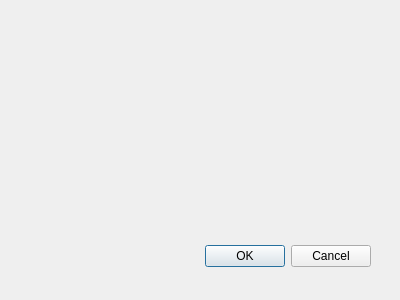
First picture: the form in src/ui/distributionwindow.ui, repository Karenina-na/Sorting, before the edit.
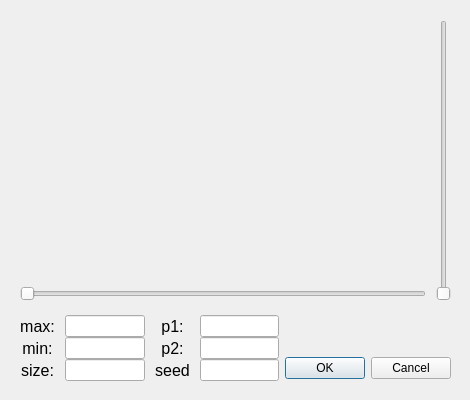
Second picture: the form after the edit.

Commit message: Realize data interaction between the parent and child windows for data probability distribution generation in Qt.

The edit to the form file:
```diff
--- a/src/ui/distributionwindow.ui
+++ b/src/ui/distributionwindow.ui
@@ -6,28 +6,260 @@
    <rect>
     <x>0</x>
     <y>0</y>
-    <width>400</width>
-    <height>300</height>
+    <width>470</width>
+    <height>400</height>
    </rect>
   </property>
+  <property name="minimumSize">
+   <size>
+    <width>470</width>
+    <height>400</height>
+   </size>
+  </property>
+  <property name="maximumSize">
+   <size>
+    <width>470</width>
+    <height>400</height>
+   </size>
+  </property>
   <property name="windowTitle">
    <string>Dialog</string>
   </property>
-  <widget class="QDialogButtonBox" name="buttonBox">
+  <widget class="QWidget" name="layoutWidget">
    <property name="geometry">
     <rect>
-     <x>30</x>
-     <y>240</y>
-     <width>341</width>
-     <height>32</height>
+     <x>20</x>
+     <y>20</y>
+     <width>431</width>
+     <height>361</height>
     </rect>
    </property>
-   <property name="orientation">
-    <enum>Qt::Horizontal</enum>
-   </property>
-   <property name="standardButtons">
-    <set>QDialogButtonBox::Cancel|QDialogButtonBox::Ok</set>
-   </property>
+   <layout class="QGridLayout" name="gridLayout" rowstretch="10,4" columnstretch="0,0">
+    <property name="verticalSpacing">
+     <number>14</number>
+    </property>
+    <item row="0" column="0" colspan="2">
+     <layout class="QGridLayout" name="function_show_layout">
+      <property name="spacing">
+       <number>10</number>
+      </property>
+      <item row="0" column="0">
+       <widget class="QWidget" name="function_show" native="true"/>
+      </item>
+      <item row="0" column="1" rowspan="2">
+       <widget class="QSlider" name="verticalSlider">
+        <property name="orientation">
+         <enum>Qt::Vertical</enum>
+        </property>
+       </widget>
+      </item>
+      <item row="1" column="0">
+       <widget class="QSlider" name="horizontalSlider">
+        <property name="orientation">
+         <enum>Qt::Horizontal</enum>
+        </property>
+       </widget>
+      </item>
+     </layout>
+    </item>
+    <item row="1" column="0">
+     <layout class="QGridLayout" name="input_data_layout" rowstretch="1,1,1" columnstretch="1,4,1,4" columnminimumwidth="1,4,1,4">
+      <property name="horizontalSpacing">
+       <number>10</number>
+      </property>
+      <item row="0" column="0">
+       <widget class="QLabel" name="max">
+        <property name="font">
+         <font>
+          <pointsize>12</pointsize>
+         </font>
+        </property>
+        <property name="text">
+         <string>max:</string>
+        </property>
+        <property name="alignment">
+         <set>Qt::AlignCenter</set>
+        </property>
+       </widget>
+      </item>
+      <item row="0" column="1">
+       <widget class="QLineEdit" name="max_input">
+        <property name="text">
+         <string/>
+        </property>
+        <property name="alignment">
+         <set>Qt::AlignCenter</set>
+        </property>
+       </widget>
+      </item>
+      <item row="0" column="2">
+       <widget class="QLabel" name="param1">
+        <property name="font">
+         <font>
+          <pointsize>12</pointsize>
+         </font>
+        </property>
+        <property name="text">
+         <string>p1:</string>
+        </property>
+        <property name="alignment">
+         <set>Qt::AlignCenter</set>
+        </property>
+       </widget>
+      </item>
+      <item row="0" column="3">
+       <widget class="QLineEdit" name="param1_input">
+        <property name="text">
+         <string/>
+        </property>
+        <property name="alignment">
+         <set>Qt::AlignCenter</set>
+        </property>
+       </widget>
+      </item>
+      <item row="1" column="0">
+       <widget class="QLabel" name="min">
+        <property name="font">
+         <font>
+          <pointsize>12</pointsize>
+         </font>
+        </property>
+        <property name="text">
+         <string>min:</string>
+        </property>
+        <property name="alignment">
+         <set>Qt::AlignCenter</set>
+        </property>
+       </widget>
+      </item>
+      <item row="1" column="1">
+       <widget class="QLineEdit" name="min_input">
+        <property name="text">
+         <string/>
+        </property>
+        <property name="alignment">
+         <set>Qt::AlignCenter</set>
+        </property>
+       </widget>
+      </item>
+      <item row="1" column="2">
+       <widget class="QLabel" name="param2">
+        <property name="font">
+         <font>
+          <pointsize>12</pointsize>
+         </font>
+        </property>
+        <property name="text">
+         <string>p2:</string>
+        </property>
+        <property name="alignment">
+         <set>Qt::AlignCenter</set>
+        </property>
+       </widget>
+      </item>
+      <item row="1" column="3">
+       <widget class="QLineEdit" name="param2_input">
+        <property name="text">
+         <string/>
+        </property>
+        <property name="alignment">
+         <set>Qt::AlignCenter</set>
+        </property>
+       </widget>
+      </item>
+      <item row="2" column="0">
+       <widget class="QLabel" name="size">
+        <property name="font">
+         <font>
+          <pointsize>12</pointsize>
+         </font>
+        </property>
+        <property name="text">
+         <string>size:</string>
+        </property>
+        <property name="alignment">
+         <set>Qt::AlignCenter</set>
+        </property>
+       </widget>
+      </item>
+      <item row="2" column="1">
+       <widget class="QLineEdit" name="size_input">
+        <property name="text">
+         <string/>
+        </property>
+        <property name="alignment">
+         <set>Qt::AlignCenter</set>
+        </property>
+       </widget>
+      </item>
+      <item row="2" column="2">
+       <widget class="QLabel" name="seed">
+        <property name="font">
+         <font>
+          <pointsize>12</pointsize>
+         </font>
+        </property>
+        <property name="text">
+         <string>seed</string>
+        </property>
+        <property name="alignment">
+         <set>Qt::AlignCenter</set>
+        </property>
+       </widget>
+      </item>
+      <item row="2" column="3">
+       <widget class="QLineEdit" name="seed_input">
+        <property name="text">
+         <string/>
+        </property>
+        <property name="alignment">
+         <set>Qt::AlignCenter</set>
+        </property>
+       </widget>
+      </item>
+     </layout>
+    </item>
+    <item row="1" column="1">
+     <layout class="QVBoxLayout" name="button_layout">
+      <item>
+       <spacer name="horizontalSpacer_2">
+        <property name="orientation">
+         <enum>Qt::Horizontal</enum>
+        </property>
+        <property name="sizeHint" stdset="0">
+         <size>
+          <width>138</width>
+          <height>20</height>
+         </size>
+        </property>
+       </spacer>
+      </item>
+      <item>
+       <spacer name="horizontalSpacer">
+        <property name="orientation">
+         <enum>Qt::Horizontal</enum>
+        </property>
+        <property name="sizeHint" stdset="0">
+         <size>
+          <width>138</width>
+          <height>20</height>
+         </size>
+        </property>
+       </spacer>
+      </item>
+      <item>
+       <widget class="QDialogButtonBox" name="buttonBox">
+        <property name="orientation">
+         <enum>Qt::Horizontal</enum>
+        </property>
+        <property name="standardButtons">
+         <set>QDialogButtonBox::Cancel|QDialogButtonBox::Ok</set>
+        </property>
+       </widget>
+      </item>
+     </layout>
+    </item>
+   </layout>
   </widget>
  </widget>
  <resources/>
```
Left out of the diff: 35 changed lines with no effect on the pictures. The commit also changes 5 other files.
